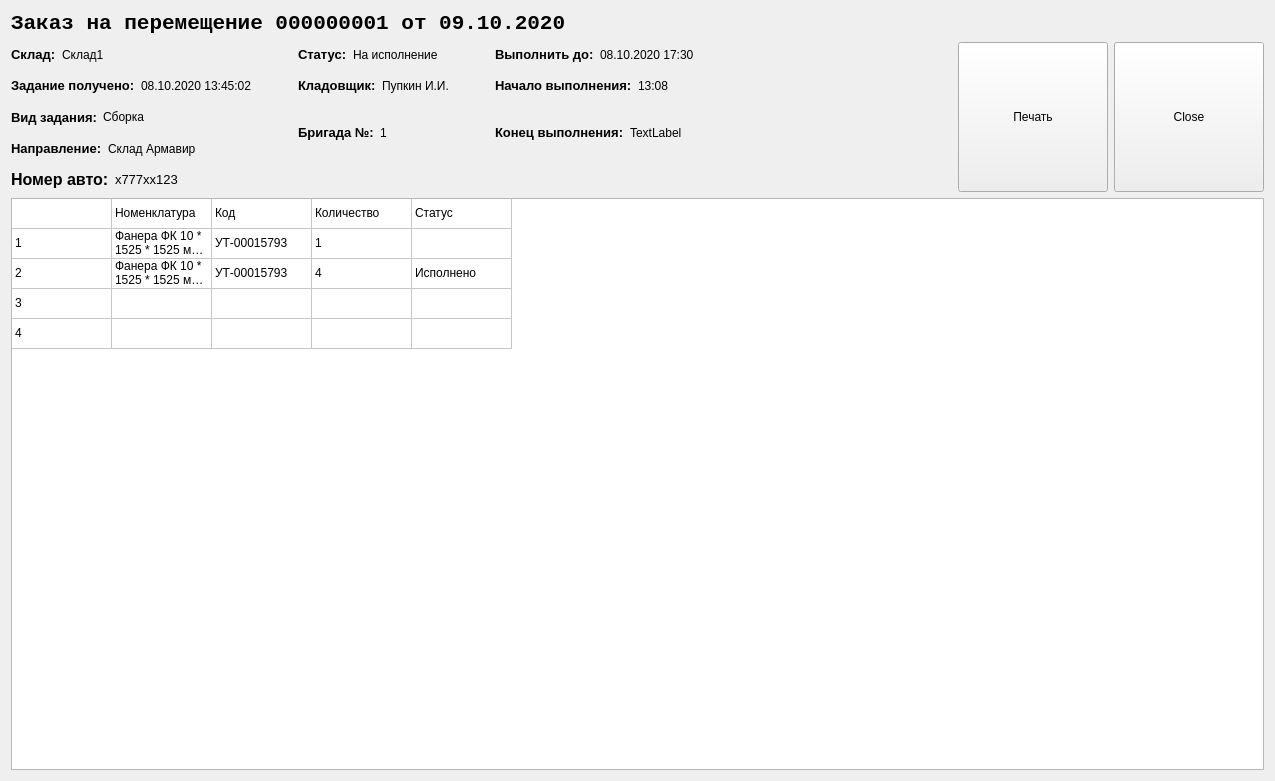
Old version of the form views/ui/doc_form.ui in the repository Hudrolax/leskraft_terminal.
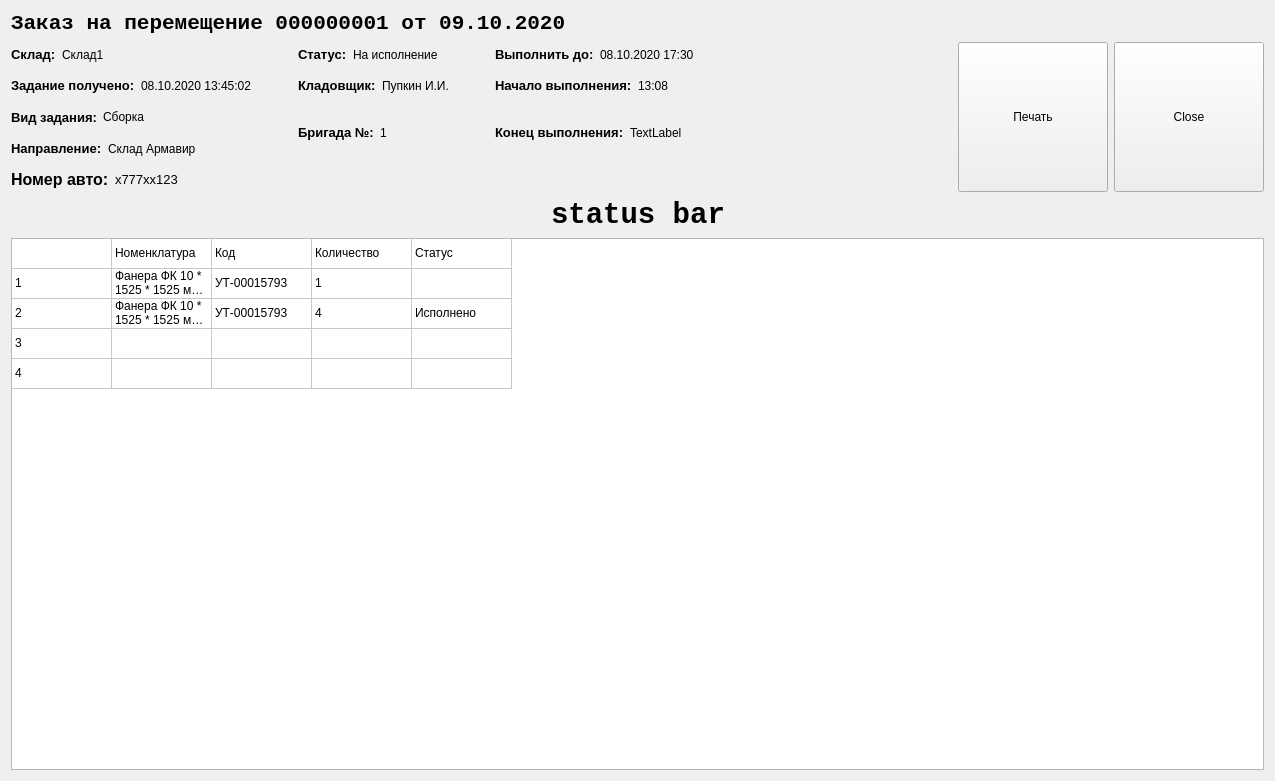
New version of the form.

Patch:
```diff
--- a/views/ui/doc_form.ui
+++ b/views/ui/doc_form.ui
@@ -553,6 +553,51 @@
      </item>
     </layout>
    </item>
+   <item>
+    <layout class="QHBoxLayout" name="horizontalLayout_13">
+     <item>
+      <spacer name="horizontalSpacer_13">
+       <property name="orientation">
+        <enum>Qt::Horizontal</enum>
+       </property>
+       <property name="sizeHint" stdset="0">
+        <size>
+         <width>40</width>
+         <height>20</height>
+        </size>
+       </property>
+      </spacer>
+     </item>
+     <item>
+      <widget class="QLabel" name="status_bar">
+       <property name="font">
+        <font>
+         <family>Consolas</family>
+         <pointsize>22</pointsize>
+         <weight>75</weight>
+         <bold>true</bold>
+        </font>
+       </property>
+       <property name="text">
+        <string>status bar</string>
+       </property>
+      </widget>
+     </item>
+     <item>
+      <spacer name="horizontalSpacer_14">
+       <property name="orientation">
+        <enum>Qt::Horizontal</enum>
+       </property>
+       <property name="sizeHint" stdset="0">
+        <size>
+         <width>40</width>
+         <height>20</height>
+        </size>
+       </property>
+      </spacer>
+     </item>
+    </layout>
+   </item>
    <item>
     <widget class="QTableWidget" name="doc_tbl">
      <property name="sizePolicy">
```
Left out of the diff: 3 changed lines with no effect on the pictures.
